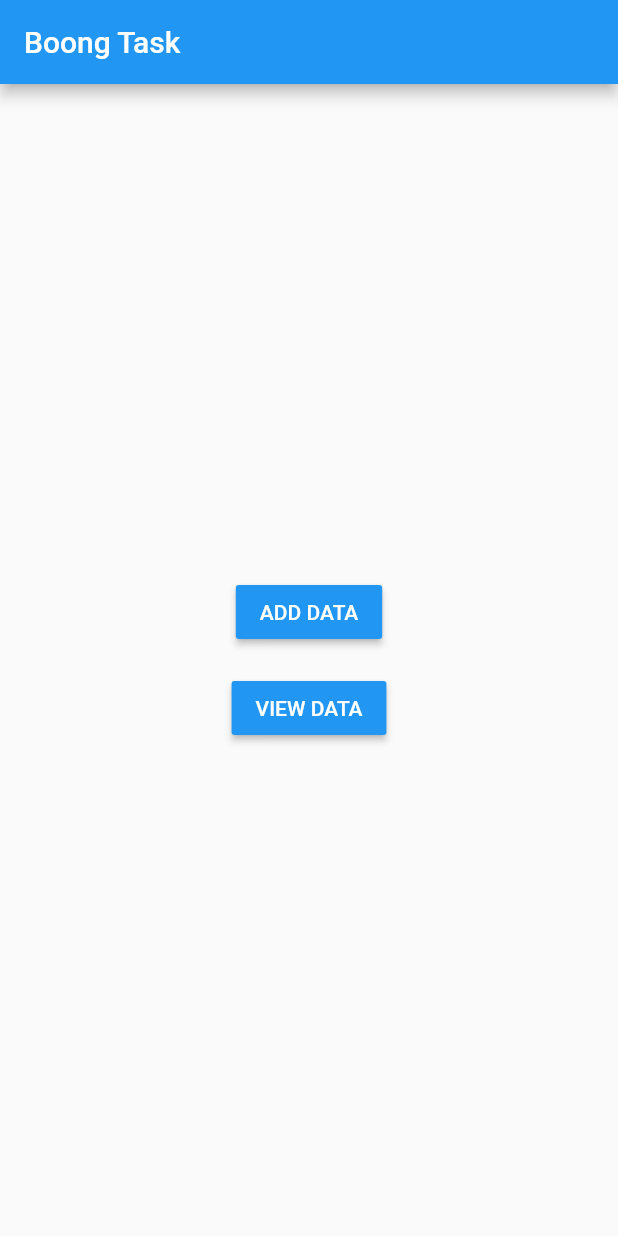
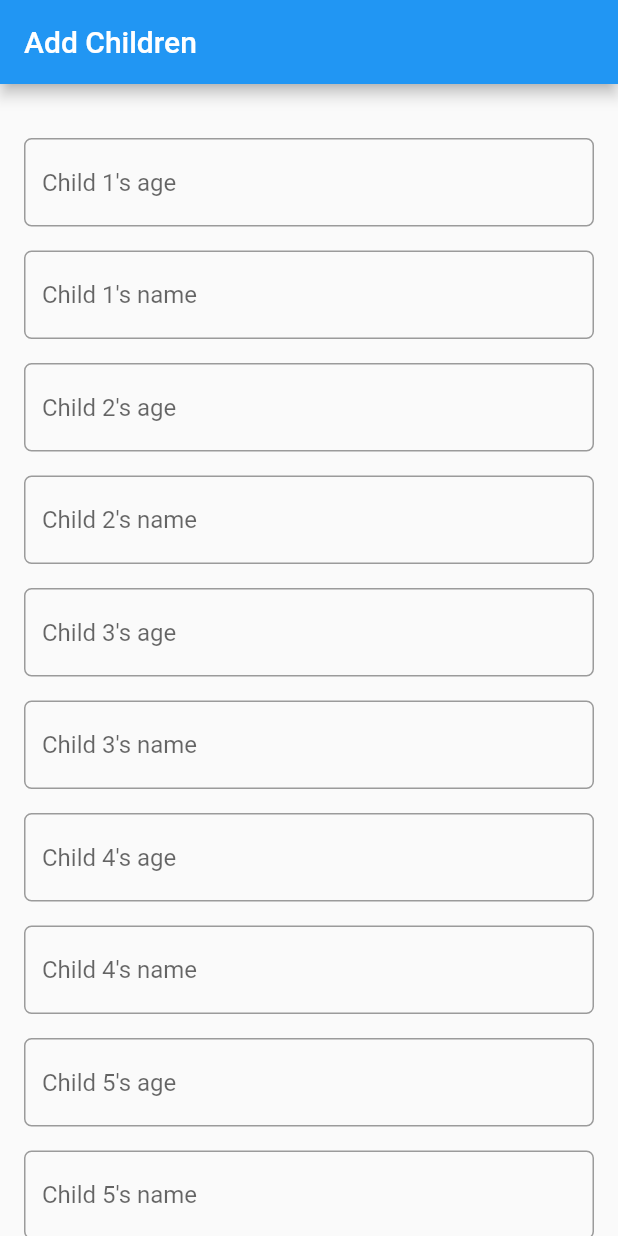
Before and after one commit to BRO3886/boong-task, a Flutter app: the screen it shows after launch, on a phone screen of 412 x 824 dp. Run offline on Flutter 3.47's test engine with Material 2 defaults, Android fonts, the phone set to English and light mode, and no system bars; our stand-ins replace permission_handler.

Commit message:
fix view data screen, add method to dynamically add children

```diff
--- a/lib/src/app.dart
+++ b/lib/src/app.dart
@@ -1,3 +1,4 @@
+import 'package:boong_task/src/presentation/screens/add_kids.dart';
 import 'package:flutter/material.dart';
 
 import 'presentation/screens/add_data.dart';
@@ -19,7 +20,9 @@ class Boong extends StatelessWidget {
           ),
         ),
       ),
-      home: HomeScreen(),
+      home: AddChildren(
+        number: 6,
+      ),
       routes: {
         AddDataScreen.routename: (context) => AddDataScreen(),
         ViewDataScreen.routename: (context) => ViewDataScreen(),
--- a/lib/src/helpers/read_data.dart
+++ b/lib/src/helpers/read_data.dart
@@ -11,11 +11,13 @@ Future<List<List<String>>> readDataFromCSV() async {
       String fContent = File(dir + "/data.csv").readAsStringSync();
       List<String> rows = fContent.split("\n");
       rows.removeLast();
+      print(rows);
       List<List<String>> data = new List<List<String>>();
       for (var row in rows) {
         List<String> col = row.split(",");
         data.add(col);
       }
+      print(data);
       return data;
     } catch (e) {
       print(e.toString());
--- /dev/null
+++ b/lib/src/presentation/screens/add_kids.dart
@@ -0,0 +1,116 @@
+import 'package:flutter/material.dart';
+
+class AddChildren extends StatefulWidget {
+  final int number;
+
+  const AddChildren({Key key, @required this.number}) : super(key: key);
+  @override
+  _AddChildrenState createState() => _AddChildrenState();
+}
+
+class _AddChildrenState extends State<AddChildren> {
+  List<TextEditingController> nameControllers = [];
+  List<TextEditingController> ageControllers = [];
+
+  List<TextFormField> nameFields = [];
+
+  List<TextFormField> ageFields = [];
+
+  final _formkey = GlobalKey<FormState>();
+
+  @override
+  void initState() {
+    for (int i = 0; i < widget.number; i++) {
+      TextEditingController controller = new TextEditingController();
+      nameControllers.add(controller);
+      nameFields.add(TextFormField(
+        controller: controller,
+        decoration: InputDecoration(
+          hintText: "Child ${i + 1}'s name",
+        ),
+        validator: (val) {
+          if (val.isEmpty) {
+            return "This field is required";
+          }
+          if (val.contains(",")) {
+            return "Commas not allowed";
+          }
+        },
+      ));
+      TextEditingController anotherController = new TextEditingController();
+      ageControllers.add(anotherController);
+      ageFields.add(TextFormField(
+        decoration: InputDecoration(
+          hintText: "Child ${i + 1}'s age",
+        ),
+        controller: anotherController,
+        validator: (val) {
+          if (val.isEmpty) {
+            return "This field is required";
+          }
+          if (val.contains(",")) {
+            return "Commas not allowed";
+          }
+        },
+      ));
+    }
+    super.initState();
+  }
+
+  List<Widget> buildChildren() {
+    final list = <Widget>[];
+    for (int i = 0; i < widget.number; i++) {
+      list.add(ageFields[i]);
+      list.add(SizedBox(
+        height: 16,
+      ));
+      list.add(nameFields[i]);
+      list.add(SizedBox(
+        height: 16,
+      ));
+    }
+    return list;
+  }
+
+  @override
+  Widget build(BuildContext context) {
+    return Scaffold(
+      appBar: AppBar(
+        title: Text('Add Children'),
+      ),
+      body: Scrollbar(
+        child: SingleChildScrollView(
+          padding: EdgeInsets.all(16),
+          child: Form(
+            key: _formkey,
+            child: Column(
+              children: [
+                SizedBox(
+                  height: 20,
+                ),
+                ...buildChildren(),
+                SizedBox(
+                  height: 32,
+                ),
+                Container(
+                  width: MediaQuery.of(context).size.width,
+                  height: 45,
+                  child: RaisedButton(
+                    onPressed: () {
+                      if (!_formkey.currentState.validate()) {
+                        return;
+                      }
+                      print("all good");
+                    },
+                    textColor: Colors.white,
+                    child: Text('SUBMIT'),
+                  ),
+                )
+              ],
+            ),
+          ),
+        ),
+      ),
+    );
+  }
+}
--- a/pubspec.yaml
+++ b/pubspec.yaml
@@ -15,7 +15,7 @@ publish_to: 'none' # Remove this line if you wish to publish to pub.dev
 # In iOS, build-name is used as CFBundleShortVersionString while build-number used as CFBundleVersion.
 # Read more about iOS versioning at
 # https://developer.apple.com/library/archive/documentation/General/Reference/InfoPlistKeyReference/Articles/CoreFoundationKeys.html
-version: 1.0.0+1
+version: 1.0.0+2
 
 environment:
   sdk: ">=2.7.0 <3.0.0"
```
Also changed, not shown: lib/src/presentation/screens/view_data.dart (+149 -57 lines).
